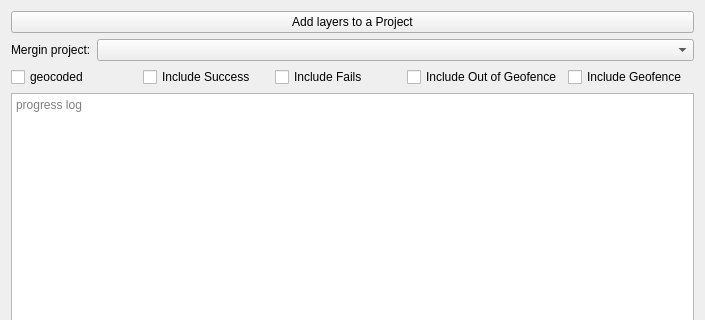
Old version of the form qgisplugin/anncsu_manager/resources/ui/wizard_generate_project_page.ui in the repository anncsu-open/anncsu-manager; both pictures show x 0 to 705 and y 0 to 320 of the 705 by 540 pixel window.
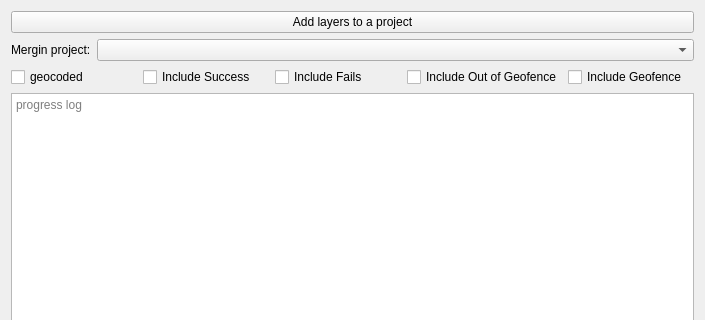
New version of the form.

Diff of the .ui file:
```diff
--- a/qgisplugin/anncsu_manager/resources/ui/wizard_generate_project_page.ui
+++ b/qgisplugin/anncsu_manager/resources/ui/wizard_generate_project_page.ui
@@ -26,7 +26,7 @@
    <item>
     <widget class="QPushButton" name="add_to_project_pb">
      <property name="text">
-      <string>Add layers to a Project</string>
+      <string>Add layers to a project</string>
      </property>
     </widget>
    </item>
```
